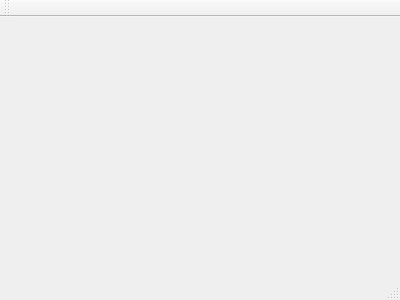
This is mainwindow.ui in tabithajarvis/PuzzleSlider as Qt 5 draws it before an edit. The edited form follows.
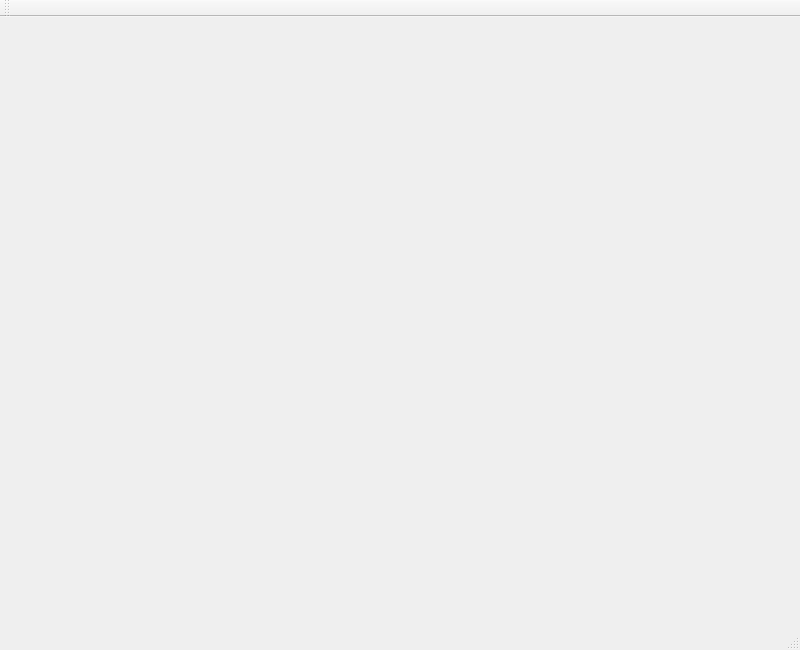
This is the edited form.

Commit message: Adding labels for puzzle pieces and Puzzle class.

```diff
--- a/mainwindow.ui
+++ b/mainwindow.ui
@@ -1,24 +1,51 @@
 <ui version="4.0">
  <class>MainWindow</class>
- <widget class="QMainWindow" name="MainWindow" >
-  <property name="geometry" >
+ <widget class="QMainWindow" name="MainWindow">
+  <property name="geometry">
    <rect>
     <x>0</x>
     <y>0</y>
-    <width>400</width>
-    <height>300</height>
+    <width>800</width>
+    <height>650</height>
    </rect>
   </property>
   <property name="windowTitle" >
    <string>MainWindow</string>
   </property>
-  <widget class="QMenuBar" name="menuBar" />
-  <widget class="QToolBar" name="mainToolBar" />
-  <widget class="QWidget" name="centralWidget" />
-  <widget class="QStatusBar" name="statusBar" />
+  <widget class="QWidget" name="centralWidget">
+   <widget class="QWidget" name="gridLayoutWidget">
+    <property name="geometry">
+     <rect>
+      <x>210</x>
+      <y>20</y>
+      <width>561</width>
+      <height>551</height>
+     </rect>
+    </property>
+    <layout class="QGridLayout" name="puzzleGrid"/>
+   </widget>
+  </widget>
+  <widget class="QMenuBar" name="menuBar">
+   <property name="geometry">
+    <rect>
+     <x>0</x>
+     <y>0</y>
+     <width>800</width>
+     <height>17</height>
+    </rect>
+   </property>
+  </widget>
+  <widget class="QToolBar" name="mainToolBar">
+   <attribute name="toolBarArea">
+    <enum>TopToolBarArea</enum>
+   </attribute>
+   <attribute name="toolBarBreak">
+    <bool>false</bool>
+   </attribute>
+  </widget>
+  <widget class="QStatusBar" name="statusBar"/>
  </widget>
- <layoutDefault spacing="6" margin="11" />
- <pixmapfunction></pixmapfunction>
+ <layoutdefault spacing="6" margin="11"/>
  <resources/>
  <connections/>
 </ui>
```
Left out of the diff: 3 changed lines with no effect on the pictures. The commit also changes 6 other files.
